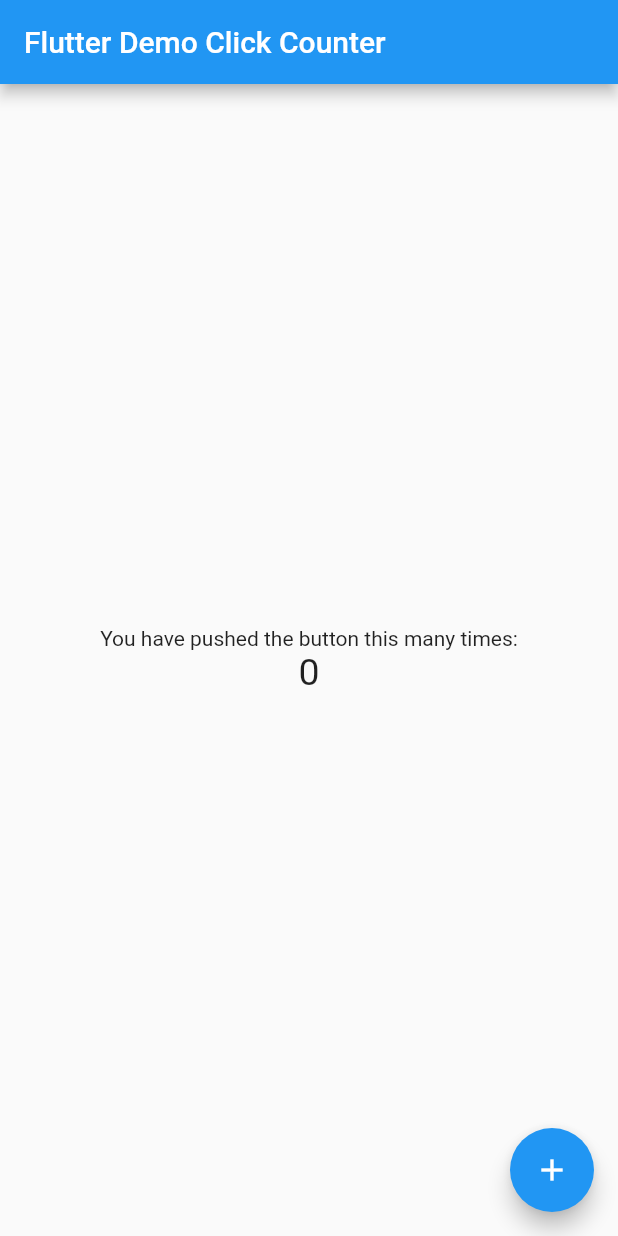
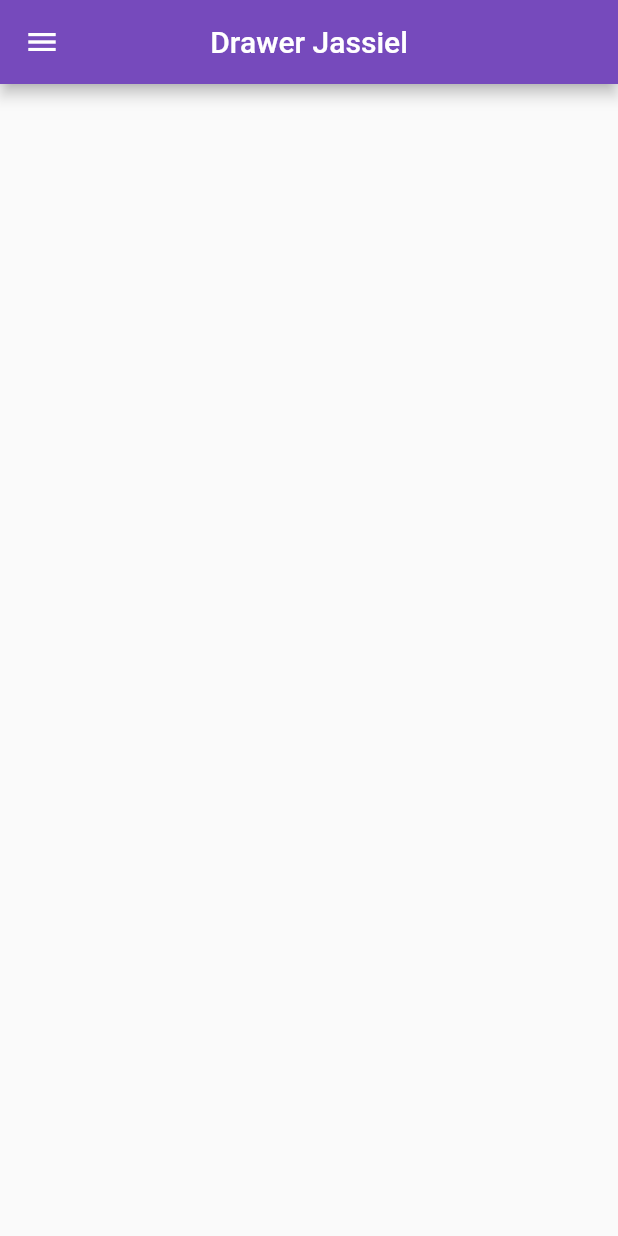
Before and after one commit to Jassiel-Armando1/DrawerP_4, a Flutter app: the screen it shows after launch, on a phone screen of 412 x 824 dp. Run offline on Flutter 3.47's test engine with Material 2 defaults, Android fonts, the phone set to English and light mode, and no system bars.

Commit message:
drawerV2

```diff
--- a/lib/main.dart
+++ b/lib/main.dart
@@ -4,88 +4,76 @@ void main() => runApp(MyApp());
 
 class MyApp extends StatelessWidget {
   const MyApp({super.key});
-  static const String _title = 'Flutter Stateful Clicker Counter';
-  // This widget is the root of your application.
+  static const String _title = 'Drawer Jassiel';
   @override
   Widget build(BuildContext context) {
     return MaterialApp(
       title: _title,
       theme: ThemeData(
-        primarySwatch: Colors.blue,
+        primarySwatch: Colors.pink,
       ),
       home: MyHomePage(),
+      debugShowCheckedModeBanner: false,
     );
   }
 }
 
 class MyHomePage extends StatefulWidget {
   const MyHomePage({super.key});
-  // This widget is the home page of your application. It is stateful, meaning
-  // that it has a State object (defined below) that contains fields that affect
-  // how it looks.
-  // This class is the configuration for the state.
   @override
   _MyHomePageState createState() => _MyHomePageState();
 }
 
 class _MyHomePageState extends State<MyHomePage> {
-  int _counter = 0;
-
-  void _incrementCounter() {
-    setState(() {
-      // This call to setState tells the Flutter framework that something has
-      // changed in this State, which causes it to rerun the build method below
-      // so that the display can reflect the updated values. If we changed
-      // _counter without calling setState(), then the build method would not be
-      // called again, and so nothing would appear to happen.
-      _counter++;
-    });
-  }
-
-  @override
   Widget build(BuildContext context) {
-    // This method is rerun every time setState is called, for instance as done
-    // by the _incrementCounter method above.
-    //
-    // The Flutter framework has been optimized to make rerunning build methods
-    // fast, so that you can just rebuild anything that needs updating rather
-    // than having to individually change instances of widgets.
     return Scaffold(
       appBar: AppBar(
-        // Here we take the value from the MyHomePage object that was created by
-        // the App.build method, and use it to set our appbar title.
-        title: Text('Flutter Demo Click Counter'),
+        title: Text('Drawer Jassiel'),
+        centerTitle: true,
+        backgroundColor: const Color(0xff764abc),
       ),
-      body: Center(
-        // Center is a layout widget. It takes a single child and positions it
-        // in the middle of the parent.
-        child: Column(
-          // Column is also a layout widget. It takes a list of children and
-          // arranges them vertically. By default, it sizes itself to fit its
-          // children horizontally, and tries to be as tall as its parent.
-          //
-          // Column has various properties to control how it sizes itself and
-          // how it positions its children. Here we use mainAxisAlignment to
-          // center the children vertically; the main axis here is the vertical
-          // axis because Columns are vertical (the cross axis would be
-          // horizontal).
-          mainAxisAlignment: MainAxisAlignment.center,
-          children: <Widget>[
-            Text(
-              'You have pushed the button this many times:',
+      drawer: Drawer(
+        child: ListView(
+          // Important: Remove any padding from the ListView.
+          padding: EdgeInsets.zero,
+          children: [
+            const DrawerHeader(
+              decoration: BoxDecoration(
+                color: const Color(0xff764abc),
+              ),
+              child: Text('Encabezado'),
             ),
-            Text(
-              '$_counter',
-              style: TextStyle(fontSize: 25),
+            ListTile(
+              leading: Icon(
+                Icons.home,
+              ),
+              title: const Text('Pagina 1'),
+              onTap: () {
+                Navigator.pop(context);
+              },
+            ),
+            ListTile(
+              leading: Icon(
+                Icons.train,
+              ),
+              title: const Text('Pagina 2'),
+              onTap: () {
+                Navigator.pop(context);
+              },
+            ),
+            ListTile(
+              leading: Icon(
+                Icons.notifications_active,
+              ),
+              title: const Text('Pagina 3'),
+              onTap: () {
+                Navigator.pop(context);
+              },
             ),
           ],
         ),
       ),
-      floatingActionButton: FloatingActionButton(
-        onPressed: _incrementCounter,
-        tooltip: 'Increment',
-        child: Icon(Icons.add),
-      ),
+      body: Center(),
     );
   }
 }
```
